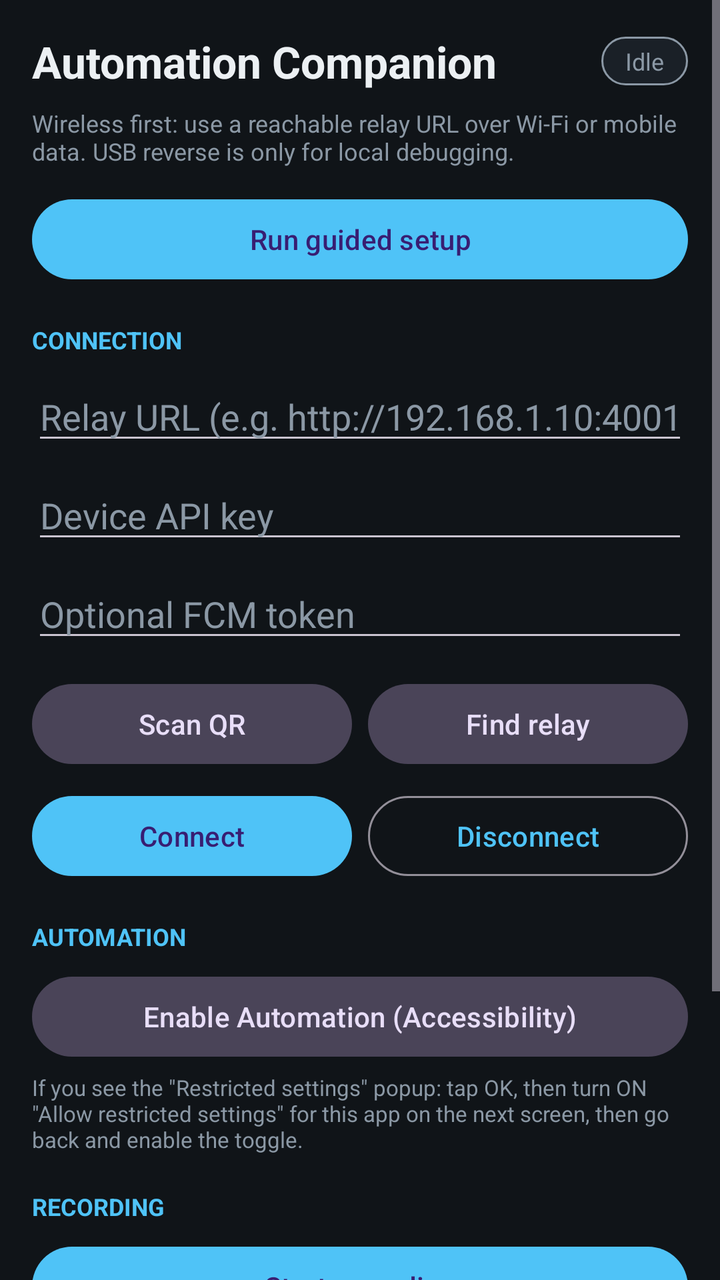
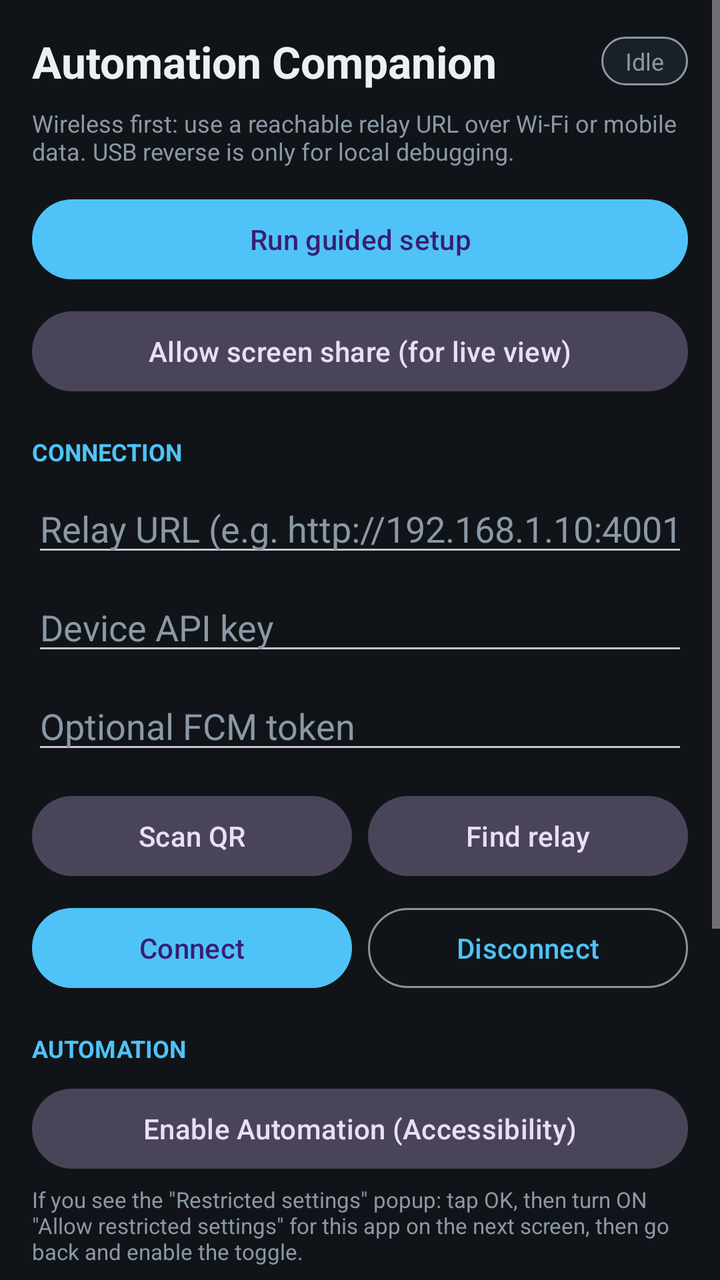

Screens rendered from an Android XML layout before and after an edit, with the pre-edit source and the edit as a unified diff.
<!-- AndroidManifest.xml: application theme Theme.Companion -->
<!-- res/layout/activity_main.xml -->
<?xml version="1.0" encoding="utf-8"?>
<ScrollView xmlns:android="http://schemas.android.com/apk/res/android"
    android:layout_width="match_parent"
    android:layout_height="match_parent"
    android:background="@color/background"
    android:fillViewport="true">

    <LinearLayout
        android:layout_width="match_parent"
        android:layout_height="wrap_content"
        android:orientation="vertical"
        android:padding="16dp">

        <LinearLayout
            android:layout_width="match_parent"
            android:layout_height="wrap_content"
            android:gravity="center_vertical"
            android:orientation="horizontal">

            <TextView
                android:layout_width="0dp"
                android:layout_height="wrap_content"
                android:layout_weight="1"
                android:text="Automation Companion"
                android:textColor="@color/text_primary"
                android:textSize="22sp"
                android:textStyle="bold" />

            <TextView
                android:id="@+id/statusBadge"
                android:layout_width="wrap_content"
                android:layout_height="wrap_content"
                android:background="@drawable/bg_status_badge"
                android:paddingStart="12dp"
                android:paddingTop="4dp"
                android:paddingEnd="12dp"
                android:paddingBottom="4dp"
                android:text="Idle"
                android:textColor="@color/text_secondary"
                android:textSize="12sp" />
        </LinearLayout>

        <TextView
            android:layout_width="match_parent"
            android:layout_height="wrap_content"
            android:layout_marginTop="8dp"
            android:text="@string/setup_hint"
            android:textColor="@color/text_secondary"
            android:textSize="12sp" />

        <com.google.android.material.button.MaterialButton
            android:id="@+id/setupButton"
            android:layout_width="match_parent"
            android:layout_height="wrap_content"
            android:layout_marginTop="12dp"
            android:text="Run guided setup" />

        <TextView
            android:layout_width="match_parent"
            android:layout_height="wrap_content"
            android:layout_marginTop="18dp"
            android:text="CONNECTION"
            android:textColor="@color/accent"
            android:textSize="12sp"
            android:textStyle="bold" />

        <EditText
            android:id="@+id/relayUrlInput"
            android:layout_width="match_parent"
            android:layout_height="wrap_content"
            android:layout_marginTop="8dp"
            android:hint="Relay URL (e.g. http://192.168.1.10:4001)"
            android:inputType="textUri"
            android:singleLine="true"
            android:textColor="@color/text_primary"
            android:textColorHint="@color/text_secondary" />

        <EditText
            android:id="@+id/apiKeyInput"
            android:layout_width="match_parent"
            android:layout_height="wrap_content"
            android:layout_marginTop="8dp"
            android:hint="Device API key"
            android:inputType="text"
            android:singleLine="true"
            android:textColor="@color/text_primary"
            android:textColorHint="@color/text_secondary" />

        <EditText
            android:id="@+id/fcmTokenInput"
            android:layout_width="match_parent"
            android:layout_height="wrap_content"
            android:layout_marginTop="8dp"
            android:hint="Optional FCM token"
            android:inputType="text"
            android:singleLine="true"
            android:textColor="@color/text_primary"
            android:textColorHint="@color/text_secondary" />

        <LinearLayout
            android:layout_width="match_parent"
            android:layout_height="wrap_content"
            android:layout_marginTop="12dp"
            android:orientation="horizontal">

            <com.google.android.material.button.MaterialButton
                android:id="@+id/scanQrButton"
                style="@style/Widget.Material3.Button.TonalButton"
                android:layout_width="0dp"
                android:layout_height="wrap_content"
                android:layout_weight="1"
                android:text="Scan QR" />

            <com.google.android.material.button.MaterialButton
                android:id="@+id/findLanButton"
                style="@style/Widget.Material3.Button.TonalButton"
                android:layout_width="0dp"
                android:layout_height="wrap_content"
                android:layout_marginStart="8dp"
                android:layout_weight="1"
                android:text="Find relay" />
        </LinearLayout>

        <LinearLayout
            android:layout_width="match_parent"
            android:layout_height="wrap_content"
            android:layout_marginTop="8dp"
            android:orientation="horizontal">

            <com.google.android.material.button.MaterialButton
                android:id="@+id/connectButton"
                android:layout_width="0dp"
                android:layout_height="wrap_content"
                android:layout_weight="1"
                android:text="Connect" />

            <com.google.android.material.button.MaterialButton
                android:id="@+id/disconnectButton"
                style="@style/Widget.Material3.Button.OutlinedButton"
                android:layout_width="0dp"
                android:layout_height="wrap_content"
                android:layout_marginStart="8dp"
                android:layout_weight="1"
                android:text="Disconnect" />
        </LinearLayout>

        <TextView
            android:layout_width="match_parent"
            android:layout_height="wrap_content"
            android:layout_marginTop="18dp"
            android:text="AUTOMATION"
            android:textColor="@color/accent"
            android:textSize="12sp"
            android:textStyle="bold" />

        <com.google.android.material.button.MaterialButton
            android:id="@+id/enableAccessibilityButton"
            style="@style/Widget.Material3.Button.TonalButton"
            android:layout_width="match_parent"
            android:layout_height="wrap_content"
            android:layout_marginTop="8dp"
            android:text="Enable Automation (Accessibility)" />

        <TextView
            android:layout_width="match_parent"
            android:layout_height="wrap_content"
            android:layout_marginTop="4dp"
            android:text="If you see the &quot;Restricted settings&quot; popup: tap OK, then turn ON &quot;Allow restricted settings&quot; for this app on the next screen, then go back and enable the toggle."
            android:textColor="@color/text_secondary"
            android:textSize="11sp" />

        <TextView
            android:layout_width="match_parent"
            android:layout_height="wrap_content"
            android:layout_marginTop="18dp"
            android:text="RECORDING"
            android:textColor="@color/accent"
            android:textSize="12sp"
            android:textStyle="bold" />

        <com.google.android.material.button.MaterialButton
            android:id="@+id/recordButton"
            style="@style/Widget.Material3.Button"
            android:layout_width="match_parent"
            android:layout_height="wrap_content"
            android:layout_marginTop="8dp"
            android:text="Start recording" />

        <TextView
            android:layout_width="match_parent"
            android:layout_height="wrap_content"
            android:layout_marginTop="4dp"
            android:text="Record taps directly on the phone. A numbered circle is drawn at each tap; the steps are uploaded to the panel when you stop."
            android:textColor="@color/text_secondary"
            android:textSize="11sp" />

        <TextView
            android:id="@+id/recordStatusText"
            android:layout_width="match_parent"
            android:layout_height="wrap_content"
            android:layout_marginTop="8dp"
            android:text="Idle"
            android:textColor="@color/text_secondary"
            android:textSize="13sp" />

        <TextView
            android:layout_width="match_parent"
            android:layout_height="wrap_content"
            android:layout_marginTop="18dp"
            android:text="STATUS"
            android:textColor="@color/accent"
            android:textSize="12sp"
            android:textStyle="bold" />

        <TextView
            android:id="@+id/statusText"
            android:layout_width="match_parent"
            android:layout_height="wrap_content"
            android:layout_marginTop="8dp"
            android:text="Idle"
            android:textColor="@color/ok"
            android:textSize="14sp" />

        <TextView
            android:id="@+id/logText"
            android:layout_width="match_parent"
            android:layout_height="wrap_content"
            android:layout_marginTop="8dp"
            android:fontFamily="monospace"
            android:text=""
            android:textColor="@color/text_secondary"
            android:textIsSelectable="true"
            android:textSize="12sp" />
    </LinearLayout>
</ScrollView>
<!-- resources referenced by this layout -->
<resources>
  <color name="accent">#4FC3F7</color>
  <color name="background">#101418</color>
  <color name="ok">#66BB6A</color>
  <color name="text_primary">#ECF0F3</color>
  <color name="text_secondary">#8B98A5</color>
  <!-- drawable bg_status_badge (drawable) -->
  <?xml version="1.0" encoding="utf-8"?>
  <shape xmlns:android="http://schemas.android.com/apk/res/android"
      android:shape="rectangle">
      <solid android:color="@color/surface" />
      <corners android:radius="16dp" />
      <stroke
          android:width="1dp"
          android:color="@color/text_secondary" />
  </shape>
  <string name="setup_hint">Wireless first: use a reachable relay URL over Wi-Fi or mobile data. USB reverse is only for local debugging.</string>
  <style name="Theme.Companion" parent="Theme.Material3.Dark.NoActionBar">
          <item name="colorPrimary">@color/accent</item>
          <item name="android:statusBarColor">@color/background</item>
          <item name="android:navigationBarColor">@color/background</item>
      </style>
  <color name="surface">#1A2027</color>
</resources>

<!-- the commit's change to res/layout/activity_main.xml (unified diff, before → after) -->
@@ -55,6 +55,14 @@
             android:layout_marginTop="12dp"
             android:text="Run guided setup" />
 
+        <com.google.android.material.button.MaterialButton
+            android:id="@+id/screenShareButton"
+            style="@style/Widget.Material3.Button.TonalButton"
+            android:layout_width="match_parent"
+            android:layout_height="wrap_content"
+            android:layout_marginTop="8dp"
+            android:text="Allow screen share (for live view)" />
+
         <TextView
             android:layout_width="match_parent"
             android:layout_height="wrap_content"
